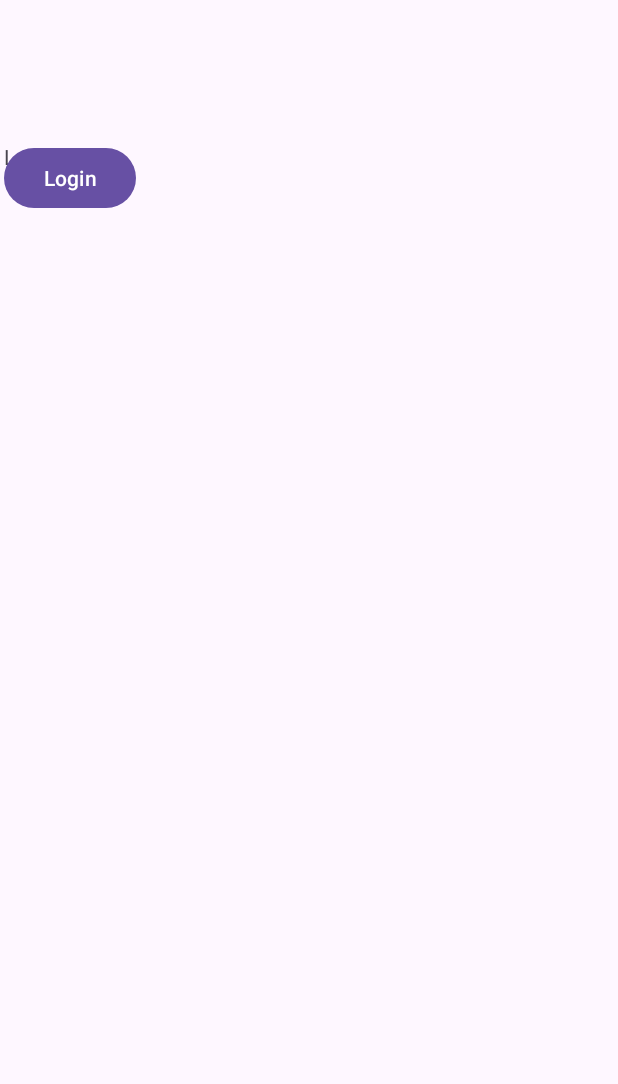
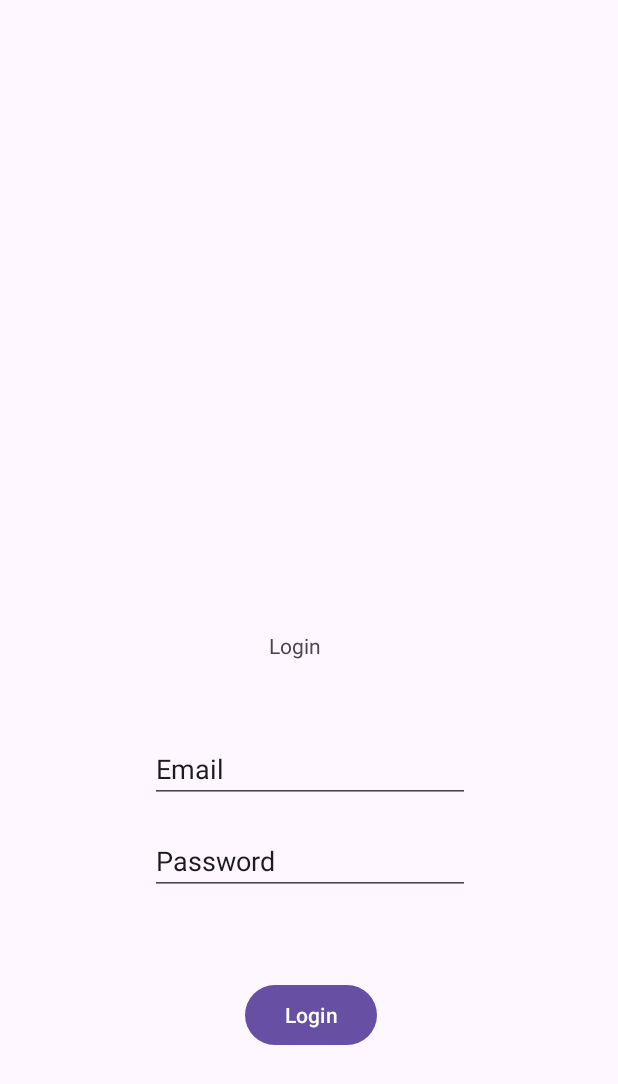
Before and after one commit to Hasitha-Su/Nihon-Ninja, an Android app: the LoginFragment screen opened through its navigation route, on a phone screen of 412 x 824 dp. Shown: the top 1084 px of the screen. Run offline under Robolectric (Android 15) with nearby library versions, the phone set to English and light mode, and no system bars.

Commit message:
Update button and text location

```diff
--- a/app/src/main/res/layout/fragment_login.xml
+++ b/app/src/main/res/layout/fragment_login.xml
@@ -11,17 +11,21 @@
         android:id="@+id/textView2"
         android:layout_width="wrap_content"
         android:layout_height="wrap_content"
+        android:layout_marginStart="79dp"
+        android:layout_marginBottom="111dp"
         android:text="Login"
-        tools:layout_editor_absoluteX="179dp"
-        tools:layout_editor_absoluteY="329dp" />
+        app:layout_constraintBottom_toTopOf="@+id/editTextText2"
+        app:layout_constraintStart_toStartOf="@+id/editTextText" />
 
     <Button
         android:id="@+id/button2"
         android:layout_width="wrap_content"
         android:layout_height="wrap_content"
+        android:layout_marginBottom="123dp"
         android:text="Login"
-        tools:layout_editor_absoluteX="161dp"
-        tools:layout_editor_absoluteY="560dp" />
+        app:layout_constraintBottom_toBottomOf="parent"
+        app:layout_constraintEnd_toEndOf="parent"
+        app:layout_constraintStart_toStartOf="parent" />
 
     <EditText
         android:id="@+id/editTextText"
@@ -46,5 +50,5 @@
         android:inputType="text"
         android:text="Password"
         app:layout_constraintBottom_toTopOf="@+id/button2"
-        tools:layout_editor_absoluteX="100dp" />
+        app:layout_constraintStart_toStartOf="@+id/editTextText" />
 </androidx.constraintlayout.widget.ConstraintLayout>
```
